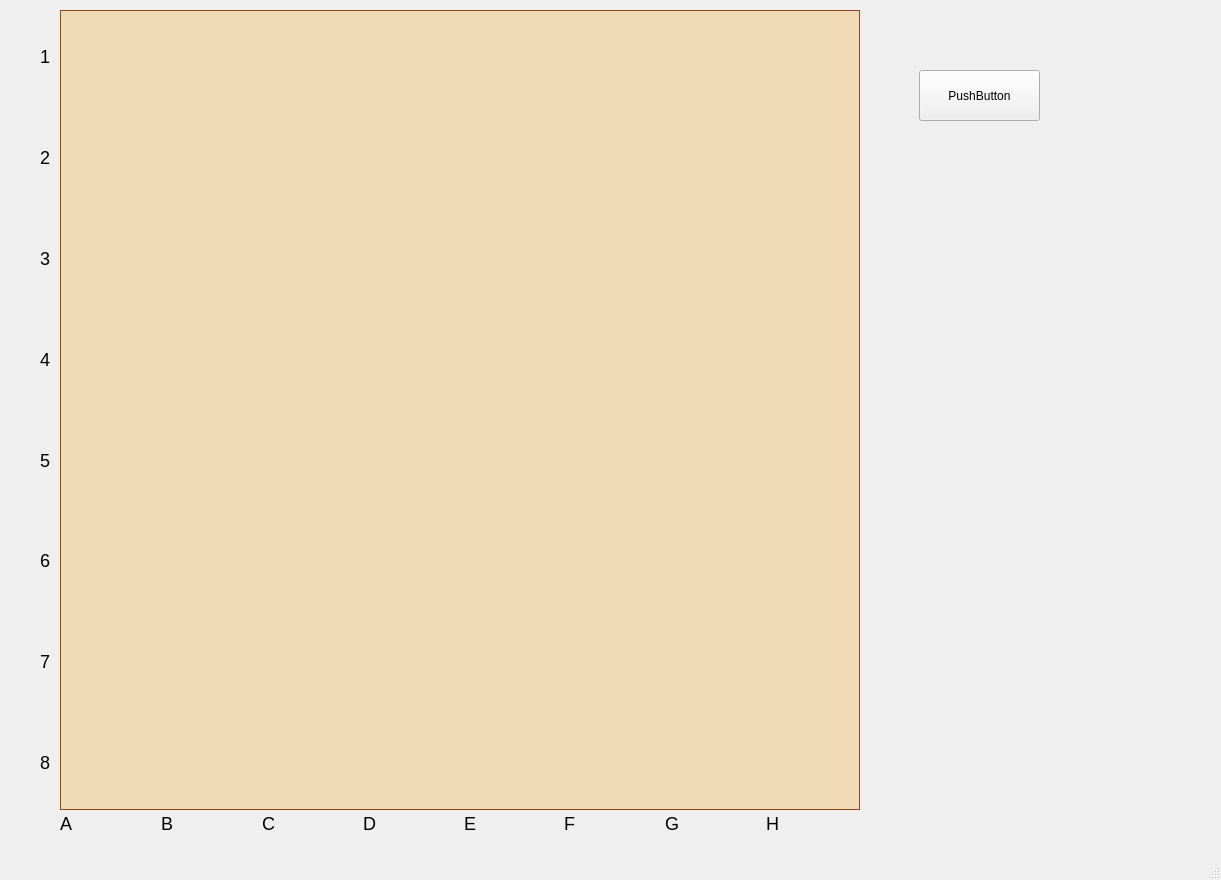
This is chess/mainwindow.ui in Mariusfaitducode/chessGame as Qt 5 draws it before an edit. The edited form follows.
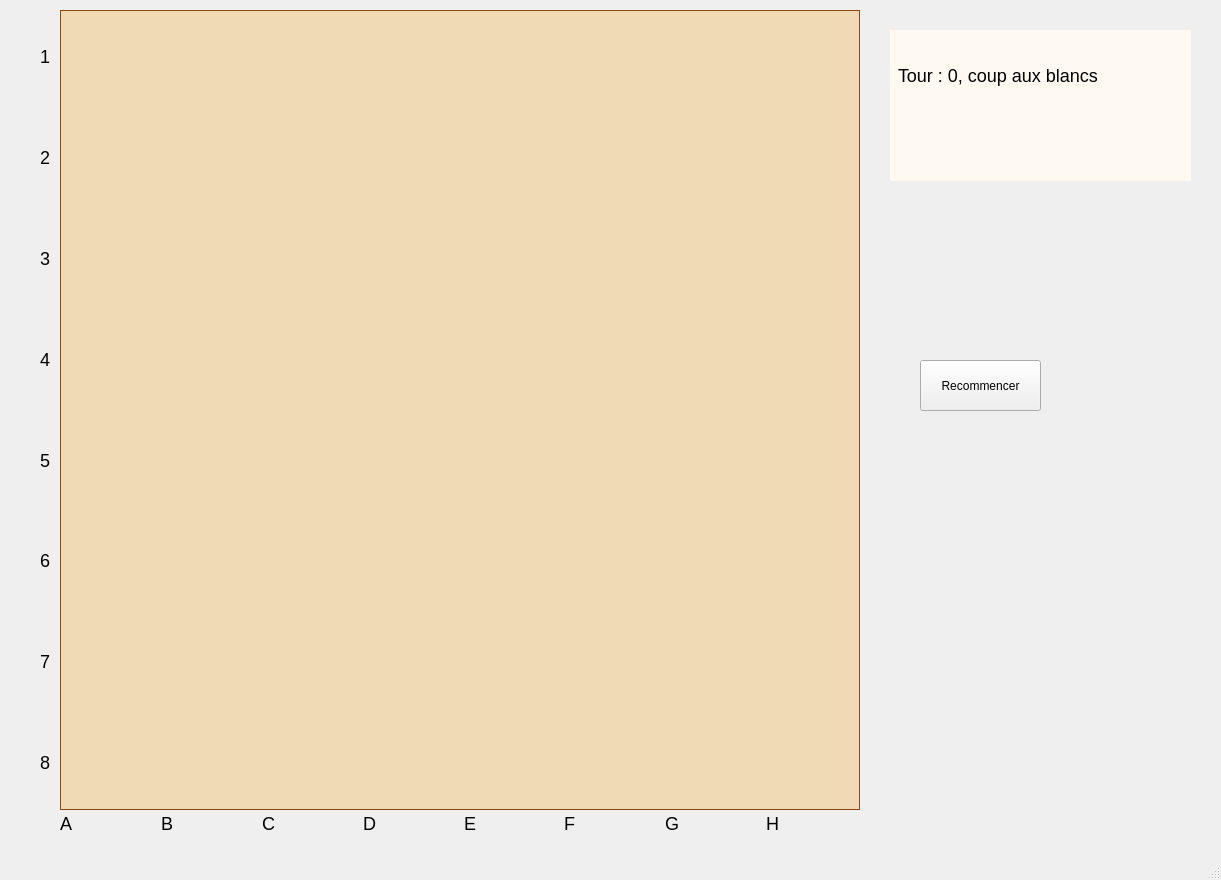
This is the edited form.

```diff
--- a/chess/mainwindow.ui
+++ b/chess/mainwindow.ui
@@ -39,14 +39,14 @@
    <widget class="QPushButton" name="pushButton">
     <property name="geometry">
      <rect>
-      <x>919</x>
-      <y>70</y>
+      <x>920</x>
+      <y>360</y>
       <width>121</width>
       <height>51</height>
      </rect>
     </property>
     <property name="text">
-     <string>PushButton</string>
+     <string>Recommencer</string>
     </property>
    </widget>
    <widget class="QWidget" name="horizontalLayoutWidget">
@@ -185,16 +185,45 @@
      </item>
     </layout>
    </widget>
-  </widget>
-  <widget class="QMenuBar" name="menubar">
-   <property name="geometry">
-    <rect>
-     <x>0</x>
-     <y>0</y>
-     <width>1221</width>
-     <height>21</height>
-    </rect>
-   </property>
+   <widget class="QWidget" name="widget" native="true">
+    <property name="geometry">
+     <rect>
+      <x>890</x>
+      <y>30</y>
+      <width>301</width>
+      <height>151</height>
+     </rect>
+    </property>
+    <property name="styleSheet">
+     <string notr="true">background : rgb(255, 249, 242);</string>
+    </property>
+    <widget class="QLabel" name="label_tour">
+     <property name="geometry">
+      <rect>
+       <x>8</x>
+       <y>15</y>
+       <width>281</width>
+       <height>61</height>
+      </rect>
+     </property>
+     <property name="text">
+      <string>Tour : 0, coup aux blancs</string>
+     </property>
+    </widget>
+    <widget class="QLabel" name="label_check">
+     <property name="geometry">
+      <rect>
+       <x>10</x>
+       <y>70</y>
+       <width>271</width>
+       <height>61</height>
+      </rect>
+     </property>
+     <property name="text">
+      <string/>
+     </property>
+    </widget>
+   </widget>
   </widget>
   <widget class="QStatusBar" name="statusbar"/>
  </widget>
```
